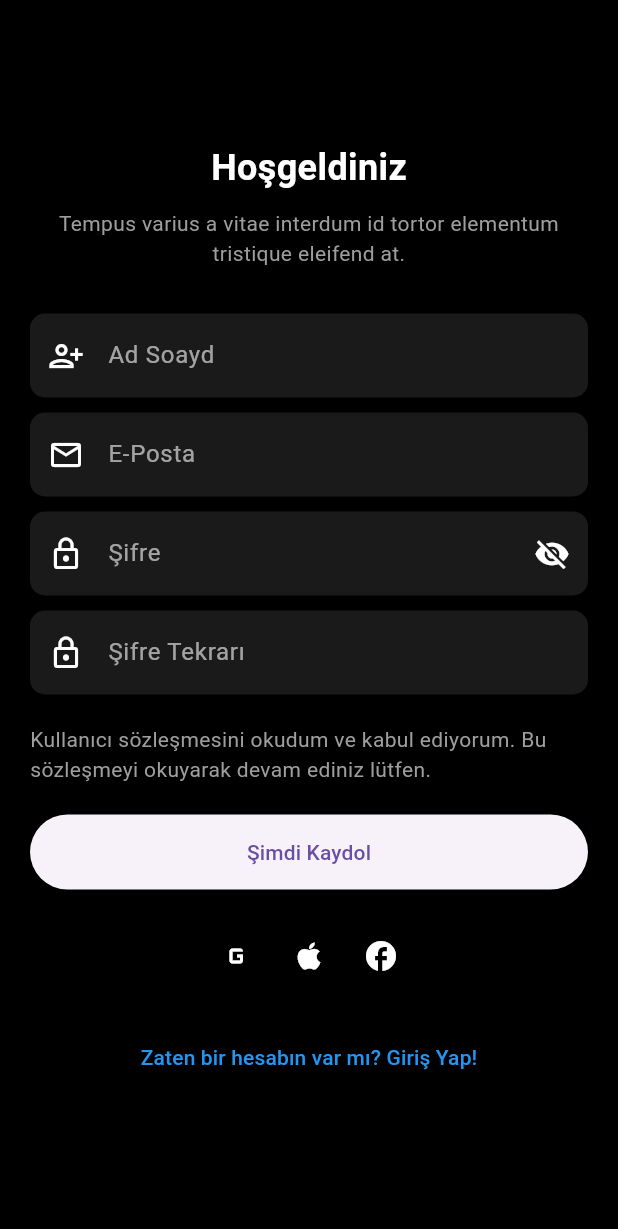
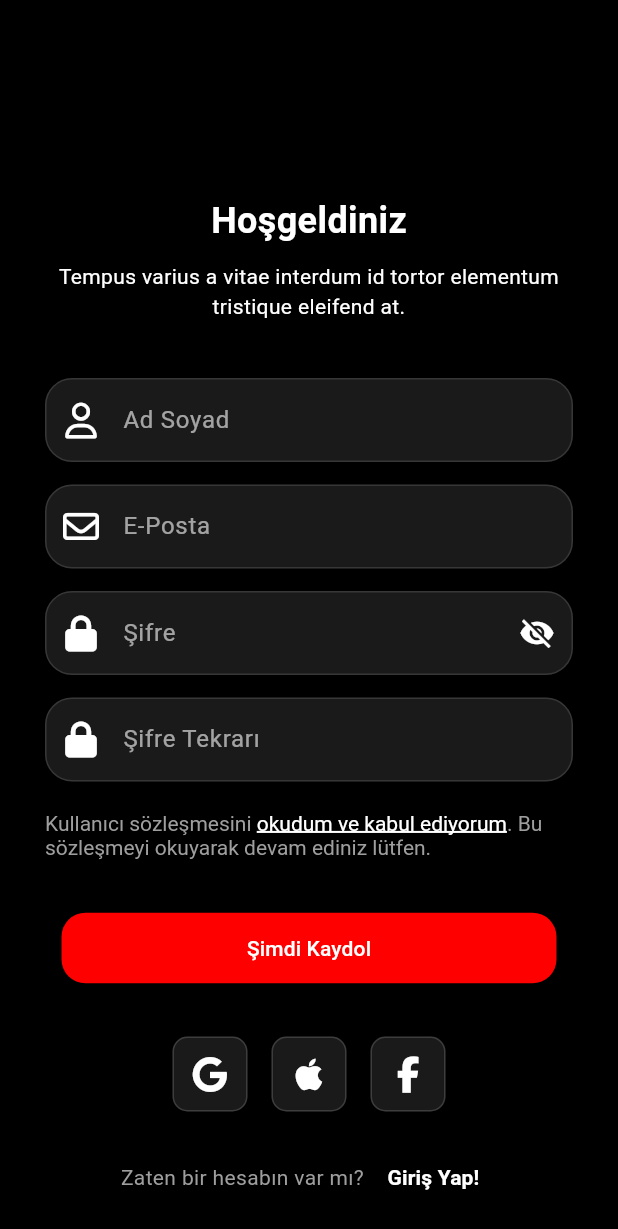
Before and after one commit to kahvecioglu/filmtok, a Flutter app: the screen it shows after launch, after a tap on "Atla", after a tap on "Kayıt Ol!", on a phone screen of 412 x 824 dp. Shown: the top 1229 px of the screen. Run offline on Flutter 3.47's test engine with Material 3 defaults, Android fonts, the phone set to English and light mode, and no system bars; our stand-ins replace font_awesome_flutter, smooth_page_indicator.

Commit message:
changed pages layout

```diff
--- a/lib/signin.dart
+++ b/lib/signin.dart
@@ -12,7 +12,9 @@ class Signin extends StatelessWidget {
           padding: const EdgeInsets.symmetric(horizontal: 32),
           child: Column(
             mainAxisAlignment: MainAxisAlignment.center,
+
             children: [
+              SizedBox(height: 296),
               Text(
                 "Merhabalar",
                 style: TextStyle(
@@ -25,7 +27,7 @@ class Signin extends StatelessWidget {
               Text(
                 "Tempus varius a vitae interdum id\ntortor elementum tristique eleifend at.",
                 textAlign: TextAlign.center,
-                style: TextStyle(color: Colors.white70, fontSize: 14),
+                style: TextStyle(color: Colors.white, fontSize: 14),
               ),
               SizedBox(height: 32),
 
@@ -44,7 +46,7 @@ class Signin extends StatelessWidget {
                 obscureText: true,
                 suffixIcon: Icons.visibility_off,
               ),
-              SizedBox(height: 10),
+              SizedBox(height: 25),
 
               // Şifremi Unuttum
               Align(
@@ -64,18 +66,18 @@ class Signin extends StatelessWidget {
               ElevatedButton(
                 onPressed: () {},
                 style: ElevatedButton.styleFrom(
-                  backgroundColor: Colors.red,
-                  minimumSize: Size(double.infinity, 50),
+                  backgroundColor: const Color.fromARGB(255, 255, 0, 0),
                   shape: RoundedRectangleBorder(
-                    borderRadius: BorderRadius.circular(10),
+                    borderRadius: BorderRadius.circular(16),
                   ),
+                  minimumSize: Size(330, 47), // Genişlik: 200, Yükseklik: 50
                 ),
                 child: Text(
                   "Giriş Yap",
                   style: TextStyle(color: Colors.white, fontSize: 16),
                 ),
               ),
-              SizedBox(height: 20),
+              SizedBox(height: 30),
 
               // Sosyal Medya Giriş Butonları
               Row(
@@ -85,7 +87,7 @@ class Signin extends StatelessWidget {
                   SizedBox(width: 16),
                   _buildSocialButton(FontAwesomeIcons.apple),
                   SizedBox(width: 16),
-                  _buildSocialButton(FontAwesomeIcons.facebook),
+                  _buildSocialButton(FontAwesomeIcons.facebookF),
                 ],
               ),
               SizedBox(height: 20),
@@ -145,8 +147,15 @@ class Signin extends StatelessWidget {
         filled: true,
         fillColor: Colors.white10,
         border: OutlineInputBorder(
-          borderRadius: BorderRadius.circular(10),
-          borderSide: BorderSide.none,
+          borderRadius: BorderRadius.circular(18),
+          borderSide: BorderSide.none, // Varsayılan border
+        ),
+        enabledBorder: OutlineInputBorder(
+          borderRadius: BorderRadius.circular(18),
+          borderSide: BorderSide(
+            color: const Color.fromARGB(56, 158, 158, 158),
+            width: 1,
+          ), // Normal border
         ),
       ),
     );
@@ -160,8 +169,12 @@ class Signin extends StatelessWidget {
       decoration: BoxDecoration(
         color: Colors.white10,
         borderRadius: BorderRadius.circular(10),
+        border: Border.all(
+          color: const Color.fromARGB(68, 158, 158, 158), // gri çizgi
+          width: 1, // Çizginin kalınlığı
+        ),
       ),
-      child: FaIcon(icon, color: Colors.white, size: 24),
+      child: Center(child: FaIcon(icon, color: Colors.white, size: 24)),
     );
   }
 }
--- a/lib/signup.dart
+++ b/lib/signup.dart
@@ -1,4 +1,6 @@
+import 'package:filmtok/signin.dart';
 import 'package:flutter/material.dart';
+import 'package:font_awesome_flutter/font_awesome_flutter.dart';
 
 class SignupPage extends StatefulWidget {
   @override
@@ -6,18 +8,17 @@ class SignupPage extends StatefulWidget {
 }
 
 class _SignupPageState extends State<SignupPage> {
-  bool _termsChecked = false; // Kullanıcı sözleşmesi onay durumu
-
   @override
   Widget build(BuildContext context) {
     return Scaffold(
       backgroundColor: Colors.black,
       body: Center(
         child: SingleChildScrollView(
-          padding: const EdgeInsets.all(20.0),
+          padding: const EdgeInsets.all(30.0),
           child: Column(
             mainAxisAlignment: MainAxisAlignment.center,
-            children: <Widget>[
+            children: [
+              SizedBox(height: 100),
               Text(
                 'Hoşgeldiniz',
                 style: TextStyle(
@@ -29,86 +30,117 @@ class _SignupPageState extends State<SignupPage> {
               SizedBox(height: 10),
               Text(
                 'Tempus varius a vitae interdum id tortor elementum tristique eleifend at.',
-                style: TextStyle(color: Colors.grey),
+                style: TextStyle(color: Colors.white),
                 textAlign: TextAlign.center,
               ),
-              SizedBox(height: 30),
+              SizedBox(height: 38),
               _buildTextField(
-                hintText: "Ad Soayd",
-                icon: Icons.person_add_alt_1_outlined,
+                hintText: "Ad Soyad",
+                icon: FontAwesomeIcons.user,
                 obscureText: true,
               ),
-
-              SizedBox(height: 10),
+              SizedBox(height: 15),
               _buildTextField(
                 hintText: "E-Posta",
-                icon: Icons.mail_outline,
+                icon: FontAwesomeIcons.envelope,
                 obscureText: true,
               ),
-              SizedBox(height: 10),
+              SizedBox(height: 15),
               _buildTextField(
                 hintText: "Şifre",
-                icon: Icons.lock_outline,
+                icon: FontAwesomeIcons.lock,
                 obscureText: true,
                 suffixIcon: Icons.visibility_off,
               ),
-              SizedBox(height: 10),
+              SizedBox(height: 15),
               _buildTextField(
                 hintText: "Şifre Tekrarı",
-                icon: Icons.lock_outline,
+                icon: FontAwesomeIcons.lock,
                 obscureText: true,
               ),
               SizedBox(height: 20),
               Row(
                 children: [
                   Expanded(
-                    child: Text(
-                      'Kullanıcı sözleşmesini okudum ve kabul ediyorum. Bu sözleşmeyi okuyarak devam ediniz lütfen.',
-                      style: TextStyle(color: Colors.grey),
+                    child: RichText(
+                      text: TextSpan(
+                        text: 'Kullanıcı sözleşmesini ',
+                        style: TextStyle(color: Colors.grey),
+                        children: [
+                          TextSpan(
+                            text: 'okudum ve kabul ediyorum',
+                            style: TextStyle(
+                              color: Colors.white,
+                              decoration: TextDecoration.underline,
+                              decorationThickness: 2,
+                            ),
+                          ),
+                          TextSpan(
+                            text:
+                                '. Bu sözleşmeyi okuyarak devam ediniz lütfen.',
+                            style: TextStyle(color: Colors.grey),
+                          ),
+                        ],
+                      ),
                     ),
                   ),
                 ],
               ),
-              SizedBox(height: 20),
+              SizedBox(height: 35),
               ElevatedButton(
-                onPressed: () {
-                  if (_termsChecked) {
-                    // Kayıt işlemleri
-                  } else {
-                    // Kullanıcı sözleşmesi onaylanmadı uyarısı
-                  }
-                },
-                child: Text('Şimdi Kaydol'),
+                onPressed: () {},
                 style: ElevatedButton.styleFrom(
-                  iconColor: Colors.red,
-                  minimumSize: Size(double.infinity, 50),
+                  backgroundColor: const Color.fromARGB(255, 255, 0, 0),
+                  shape: RoundedRectangleBorder(
+                    borderRadius: BorderRadius.circular(16),
+                  ),
+                  minimumSize: Size(330, 47), // Genişlik: 200, Yükseklik: 50
                 ),
+                child: Text(
+                  'Şimdi Kaydol',
+                  style: TextStyle(color: Colors.white),
+                ),
+              ),
+
+              SizedBox(height: 35),
+              Row(
+                mainAxisAlignment: MainAxisAlignment.center,
+                children: [
+                  _buildSocialButton(FontAwesomeIcons.google),
+                  SizedBox(width: 16),
+                  _buildSocialButton(FontAwesomeIcons.apple),
+                  SizedBox(width: 16),
+                  _buildSocialButton(FontAwesomeIcons.facebookF),
+                ],
               ),
               SizedBox(height: 20),
               Row(
                 mainAxisAlignment: MainAxisAlignment.center,
-                children: <Widget>[
-                  IconButton(
-                    onPressed: () {},
-                    icon: Icon(Icons.g_mobiledata, color: Colors.white),
+                children: [
+                  Text(
+                    'Zaten bir hesabın var mı? ',
+                    style: TextStyle(
+                      color: Colors.grey,
+                    ), // Gri renkte normal text
                   ),
-                  IconButton(
-                    onPressed: () {},
-                    icon: Icon(Icons.apple, color: Colors.white),
-                  ),
-                  IconButton(
-                    onPressed: () {},
-                    icon: Icon(Icons.facebook, color: Colors.white),
+                  TextButton(
+                    onPressed: () {
+                      Navigator.push(
+                        context,
+                        MaterialPageRoute(
+                          builder: (context) => Signin(),
+                        ), // Signup sayfasına yönlendirir
+                      );
+                    },
+                    child: Text(
+                      'Giriş Yap!',
+                      style: TextStyle(
+                        color: Colors.white,
+                        fontWeight: FontWeight.bold,
+                      ),
+                    ),
                   ),
                 ],
-              ),
-              SizedBox(height: 20),
-              TextButton(
-                onPressed: () {},
-                child: Text(
-                  'Zaten bir hesabın var mı? Giriş Yap!',
-                  style: TextStyle(color: Colors.blue),
-                ),
               ),
             ],
           ),
@@ -136,10 +168,34 @@ class _SignupPageState extends State<SignupPage> {
         filled: true,
         fillColor: Colors.white10,
         border: OutlineInputBorder(
-          borderRadius: BorderRadius.circular(10),
-          borderSide: BorderSide.none,
+          borderRadius: BorderRadius.circular(18),
+          borderSide: BorderSide.none, // Varsayılan border
+        ),
+        enabledBorder: OutlineInputBorder(
+          borderRadius: BorderRadius.circular(18),
+          borderSide: BorderSide(
+            color: const Color.fromARGB(56, 158, 158, 158),
+            width: 1,
+          ), // Normal border
         ),
       ),
     );
   }
+
+  // Sosyal medya butonları için özel metod
+  Widget _buildSocialButton(IconData icon) {
+    return Container(
+      width: 50,
+      height: 50,
+      decoration: BoxDecoration(
+        color: Colors.white10,
+        borderRadius: BorderRadius.circular(10),
+        border: Border.all(
+          color: const Color.fromARGB(68, 158, 158, 158), // gri çizgi
+          width: 1, // Çizginin kalınlığı
+        ),
+      ),
+      child: Center(child: FaIcon(icon, color: Colors.white, size: 24)),
+    );
+  }
 }
```
